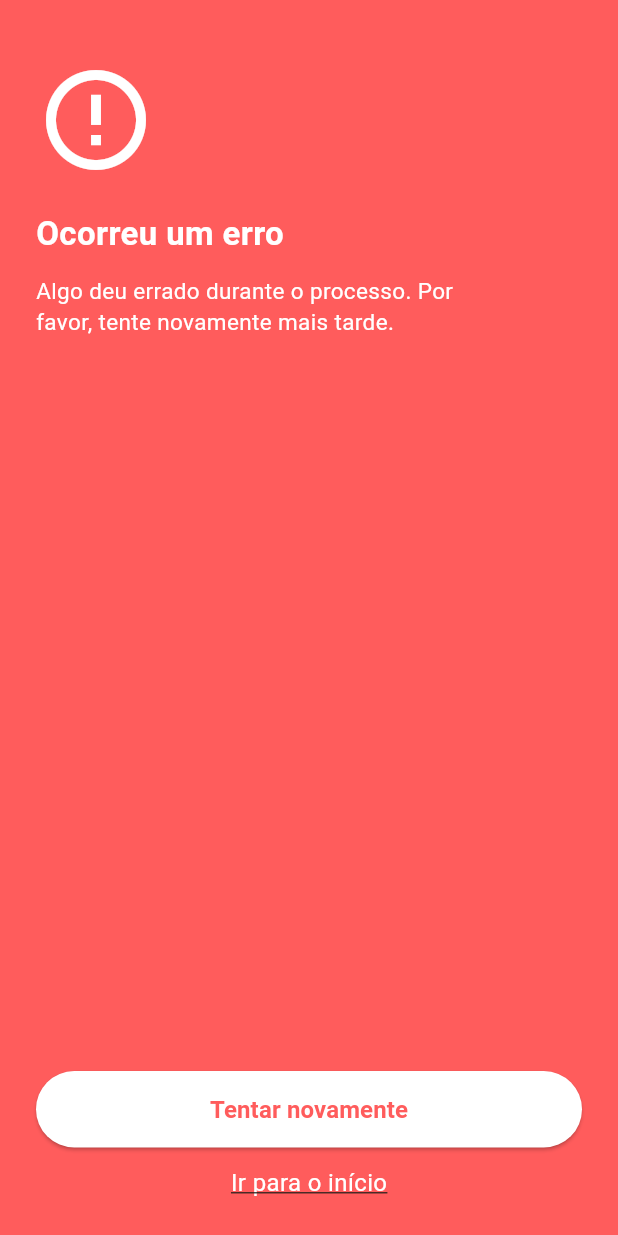
After one commit to caio-programador/cuida-dor-front, a Flutter app: the ErroGenericoPage screen opened directly, on a phone screen of 412 x 824 dp. The commit adds this screen. Run offline on Flutter 3.47's test engine with Material 3 defaults, Android fonts, the phone set to English and light mode, and no system bars.

Commit message:
feat: implementing pages: genericError

```diff
--- /dev/null
+++ b/lib/pages/error-generic/view/genericError.dart
@@ -0,0 +1,98 @@
+import 'package:flutter/material.dart';
+
+class ErroGenericoPage extends StatelessWidget {
+  final VoidCallback? onRetry;
+  final VoidCallback? onGoHome;
+
+  const ErroGenericoPage({super.key, this.onRetry, this.onGoHome});
+
+  @override
+  Widget build(BuildContext context) {
+    return Scaffold(
+      backgroundColor: const Color(0xFFFF5C5C), // vermelho para erro
+      body: SafeArea(
+        child: Column(
+          children: [
+            Padding(
+              padding: const EdgeInsets.only(left: 24.0, top: 40),
+              child: Align(
+                alignment: Alignment.topLeft,
+                child: Column(
+                  crossAxisAlignment: CrossAxisAlignment.start,
+                  children: const [
+                    Icon(Icons.error_outline, size: 80, color: Colors.white),
+                    SizedBox(height: 20),
+                    Text(
+                      'Ocorreu um erro',
+                      style: TextStyle(
+                        fontSize: 22,
+                        fontWeight: FontWeight.bold,
+                        color: Colors.white,
+                      ),
+                    ),
+                    SizedBox(height: 12),
+                    SizedBox(
+                      width: 300,
+                      child: Text(
+                        'Algo deu errado durante o processo. '
+                        'Por favor, tente novamente mais tarde.',
+                        style: TextStyle(fontSize: 15, color: Colors.white),
+                      ),
+                    ),
+                  ],
+                ),
+              ),
+            ),
+            const Spacer(),
+            Padding(
+              padding: const EdgeInsets.all(24.0),
+              child: Column(
+                children: [
+                  SizedBox(
+                    width: double.infinity,
+                    child: ElevatedButton(
+                      onPressed: () {
+                        onRetry?.call();
+                        Navigator.pop(context);
+                      },
+                      style: ElevatedButton.styleFrom(
+                        backgroundColor: Colors.white,
+                        foregroundColor: const Color(0xFFFF5C5C),
+                        shape: RoundedRectangleBorder(
+                          borderRadius: BorderRadius.circular(30),
+                        ),
+                        padding: const EdgeInsets.symmetric(vertical: 14),
+                      ),
+                      child: const Text(
+                        'Tentar novamente',
+                        style: TextStyle(
+                          fontSize: 16,
+                          fontWeight: FontWeight.w600,
+                        ),
+                      ),
+                    ),
+                  ),
+                  const SizedBox(height: 12),
+                  GestureDetector(
+                    onTap: () {
+                      onGoHome?.call();
+                      Navigator.of(context).popUntil((route) => route.isFirst);
+                    },
+                    child: const Text(
+                      'Ir para o início',
+                      style: TextStyle(
+                        fontSize: 16,
+                        color: Colors.white,
+                        decoration: TextDecoration.underline,
+                      ),
+                    ),
+                  ),
+                ],
+              ),
+            ),
+          ],
+        ),
+      ),
+    );
+  }
+}
--- a/lib/pages/home/view/home.view.dart
+++ b/lib/pages/home/view/home.view.dart
@@ -7,6 +7,7 @@ import '../components/pain_chart.dart';
 import '../components/empty_pain_card.dart';
 import '../components/info_card.dart';
 import '../components/action_button.dart';
+import 'package:trabalho_cuidador/utils/genericError.dart';
 
 class HomeView extends StatefulWidget {
   const HomeView({super.key});
@@ -53,6 +54,12 @@ class _HomeViewState extends State<HomeView> {
             onPressed: () {
               // Navegar para perfil
               print('Perfil');
+              Navigator.push(
+                context,
+                MaterialPageRoute(
+                  builder: (context) => const ErroGenericoPage(),
+                ),
+              );
             },
           ),
         ],
```
